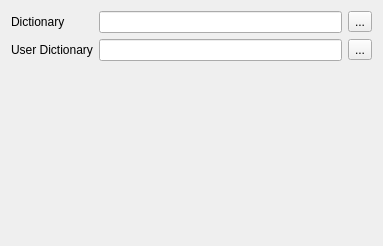
Qt form SpellCheckers/HunspellChecker/hunspelloptionswidget.ui (CJCombrink/SpellChecker-Plugin) before a commit.
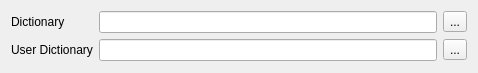
The same form after that commit.

```diff
--- a/SpellCheckers/HunspellChecker/hunspelloptionswidget.ui
+++ b/SpellCheckers/HunspellChecker/hunspelloptionswidget.ui
@@ -6,10 +6,16 @@
    <rect>
     <x>0</x>
     <y>0</y>
-    <width>383</width>
-    <height>246</height>
+    <width>478</width>
+    <height>73</height>
    </rect>
   </property>
+  <property name="sizePolicy">
+   <sizepolicy hsizetype="Preferred" vsizetype="Maximum">
+    <horstretch>0</horstretch>
+    <verstretch>0</verstretch>
+   </sizepolicy>
+  </property>
   <property name="windowTitle">
    <string>Form</string>
   </property>
@@ -52,19 +58,6 @@
      </property>
     </widget>
    </item>
-   <item row="2" column="0" colspan="3">
-    <spacer name="verticalSpacer">
-     <property name="orientation">
-      <enum>Qt::Vertical</enum>
-     </property>
-     <property name="sizeHint" stdset="0">
-      <size>
-       <width>358</width>
-       <height>163</height>
-      </size>
-     </property>
-    </spacer>
-   </item>
   </layout>
  </widget>
  <resources/>
```
Left out of the diff: 32 changed lines with no effect on the pictures.
